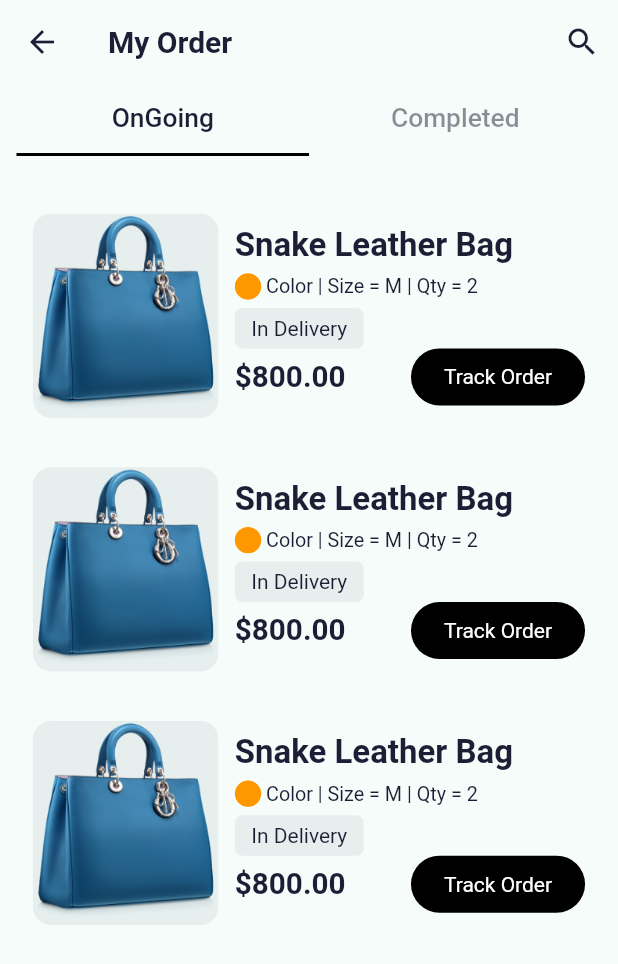
After one commit to vuxnguyxn/e-commerce-app, a Flutter app: the Orders screen opened by its route, on a phone screen of 412 x 824 dp. The commit adds this screen. Shown: the top 964 px of the screen. Run offline on Flutter 3.47's test engine with Material 2 defaults, Android fonts, the phone set to English and light mode, and no system bars; our stand-ins replace flutter_svg, shared_preferences, syncfusion_flutter_datepicker; accounts and stored records are empty.

Commit message:
features(order): create Ongoing page for my order screen

```diff
--- a/lib/core/routes.dart
+++ b/lib/core/routes.dart
@@ -11,6 +11,7 @@ import 'package:e_commerce_app/features/home/presentation/home.dart';
 import 'package:e_commerce_app/features/home/presentation/pages/product_detail_page.dart';
 import 'package:e_commerce_app/features/home/presentation/pages/search_page.dart';
 import 'package:e_commerce_app/features/home/presentation/pages/special_offer_page.dart';
+import 'package:e_commerce_app/features/order/presentation/orders.dart';
 import 'package:e_commerce_app/features/profile/presentation/pages/address_page.dart';
 import 'package:e_commerce_app/features/profile/presentation/pages/edit_profile_page.dart';
 import 'package:e_commerce_app/features/profile/presentation/pages/notification_page.dart';
@@ -35,4 +36,5 @@ final Map<String, WidgetBuilder> routes = {
   EditProfilePage.route:(context) => const EditProfilePage(),
   AddressPage.route:(context) => const AddressPage(),
   NotificationPage.route: (context) => const NotificationPage(),
+  Orders.route: (context) => const Orders(),
 };
--- a/lib/features/home/presentation/home.dart
+++ b/lib/features/home/presentation/home.dart
@@ -2,6 +2,7 @@ import 'package:animations/animations.dart';
 import 'package:e_commerce_app/features/cart/presentation/cart.dart';
 import 'package:e_commerce_app/features/home/presentation/pages/home_page.dart';
 import 'package:e_commerce_app/core/size_config.dart';
+import 'package:e_commerce_app/features/order/presentation/orders.dart';
 import 'package:e_commerce_app/features/profile/presentation/pages/profile_page.dart';
 import 'package:flutter/material.dart';
 
@@ -19,7 +20,7 @@ class _HomeScreenState extends State<HomeScreen> {
   List<Widget> page = [
     const HomePage(),
     const Cart(),
-    const HomePage(),
+    const Orders(),
     const HomePage(),
     const Profile(),
   ];
--- /dev/null
+++ b/lib/features/order/data/simple_data.dart
@@ -0,0 +1,48 @@
+// ignore_for_file: public_member_api_docs, sort_constructors_first
+import 'package:flutter/material.dart';
+
+class Order {
+  String image;
+  String title;
+  String status;
+  Color color;
+  String size;
+  int quantity;
+  int price;
+  Order({
+    required this.image,
+    required this.title,
+    required this.status,
+    required this.color,
+    required this.size,
+    required this.quantity,
+    required this.price,
+  });
+}
+
+List dataOrder = [
+  Order(
+      image: 'assets/images/bag_1.png',
+      title: 'Snake Leather Bag',
+      status: 'In Delivery',
+      color: Colors.orange,
+      size: 'M',
+      quantity: 2,
+      price: 800),
+  Order(
+      image: 'assets/images/bag_1.png',
+      title: 'Snake Leather Bag',
+      status: 'In Delivery',
+      color: Colors.orange,
+      size: 'M',
+      quantity: 2,
+      price: 800),
+  Order(
+      image: 'assets/images/bag_1.png',
+     title: 'Snake Leather Bag',
+      status: 'In Delivery',
+      color: Colors.orange,
+      size: 'M',
+      quantity: 2,
+      price: 800),
+];
--- /dev/null
+++ b/lib/features/order/presentation/orders.dart
@@ -0,0 +1,85 @@
+import 'package:e_commerce_app/core/constants.dart';
+import 'package:e_commerce_app/core/size_config.dart';
+import 'package:flutter/material.dart';
+
+import '../data/simple_data.dart';
+import 'pages/on_going_page.dart';
+
+class Orders extends StatefulWidget {
+  const Orders({super.key});
+  static const String route = '/orders';
+
+  @override
+  State<Orders> createState() => _OrdersState();
+}
+
+class _OrdersState extends State<Orders> with TickerProviderStateMixin {
+  late TabController tabController;
+  @override
+  void initState() {
+    super.initState();
+    tabController = TabController(length: 2, vsync: this);
+  }
+
+  @override
+  Widget build(BuildContext context) {
+    final Brightness brightness = Theme.of(context).brightness;
+    bool isDarkMode = brightness == Brightness.dark;
+
+    return Scaffold(
+      appBar: AppBar(
+        title: const Text(
+          'My Order',
+          style: TextStyle(fontSize: 20),
+        ),
+        bottom: TabBar(
+          splashBorderRadius: BorderRadius.circular(12),
+          padding: EdgeInsets.symmetric(
+            horizontal: getProportionateScreenWidth(kDefaultPadding / 2),
+          ),
+          labelColor: Theme.of(context).textTheme.bodyMedium?.color,
+          indicatorColor: isDarkMode ? Colors.white : Colors.black,
+          unselectedLabelColor:
+              Theme.of(context).textTheme.bodyMedium?.color?.withOpacity(.5),
+          controller: tabController,
+          tabs: [
+            Tab(
+              child: Text(
+                'OnGoing',
+                style: TextStyle(fontSize: getProportionateScreenWidth(16)),
+              ),
+            ),
+            Tab(
+              child: Text(
+                'Completed',
+                style: TextStyle(fontSize: getProportionateScreenWidth(16)),
+              ),
+            ),
+          ],
+        ),
+        actions: [
+          IconButton(onPressed: () {}, icon: const Icon(Icons.search)),
+        ],
+      ),
+      body: TabBarView(controller: tabController, children: [
+        Container(
+          width: double.infinity,
+          margin: EdgeInsets.only(
+              top: getProportionateScreenWidth(kDefaultPadding)),
+          child: Column(
+            children: [
+              ...List.generate(
+                dataOrder.length,
+                (index) => OngoingPage(
+                  isDarkMode: isDarkMode,
+                  data: dataOrder[index],
+                ),
+              )
+            ],
+          ),
+        ),
+        const Center(child: Text('This is Completed page!'))
+      ]),
+    );
+  }
+}
--- /dev/null
+++ b/lib/features/order/presentation/pages/on_going_page.dart
@@ -0,0 +1,136 @@
+import 'package:e_commerce_app/core/constants.dart';
+import 'package:e_commerce_app/core/size_config.dart';
+import 'package:e_commerce_app/features/order/data/simple_data.dart';
+import 'package:flutter/material.dart';
+
+class OngoingPage extends StatelessWidget {
+  const OngoingPage({super.key, required this.data, required this.isDarkMode});
+
+  final Order data;
+  final bool isDarkMode;
+
+  @override
+  Widget build(BuildContext context) {
+    return Container(
+      width: double.infinity,
+      padding: EdgeInsets.symmetric(
+          horizontal: getProportionateScreenWidth(kDefaultPadding / 2),
+          vertical: getProportionateScreenWidth(kDefaultPadding / 2)),
+      margin: EdgeInsets.symmetric(
+          horizontal: getProportionateScreenWidth(kDefaultPadding / 2),
+          vertical: getProportionateScreenWidth(kDefaultPadding) / 4),
+      decoration: BoxDecoration(
+        borderRadius: BorderRadius.circular(12),
+        color: isDarkMode
+            ? Colors.blueGrey.withOpacity(.1)
+            : kContentColorDarkTheme,
+      ),
+      child: Row(
+        children: [
+          Container(
+            width: SizeConfig.screenWidth * .3,
+            margin: EdgeInsets.only(
+                right: getProportionateScreenWidth(kDefaultPadding / 2)),
+            decoration: BoxDecoration(
+              borderRadius: BorderRadius.circular(12),
+              color: isDarkMode
+                  ? Colors.blueGrey.withOpacity(.2)
+                  : Colors.blueGrey.withOpacity(.1),
+            ),
+            child: Image.asset(
+              data.image,
+            ),
+          ),
+          Expanded(
+            child: Column(
+              crossAxisAlignment: CrossAxisAlignment.start,
+              children: [
+                Text(
+                  data.title,
+                  maxLines: 1,
+                  overflow: TextOverflow.ellipsis,
+                  style: TextStyle(
+                    fontSize: getProportionateScreenWidth(20),
+                    fontWeight: FontWeight.bold,
+                  ),
+                ),
+                Container(
+                  padding: EdgeInsets.symmetric(
+                      vertical:
+                          getProportionateScreenWidth(kDefaultPadding / 4)),
+                  child: Row(
+                    children: [
+                      Container(
+                        height: getProportionateScreenWidth(16),
+                        width: getProportionateScreenWidth(16),
+                        decoration: BoxDecoration(
+                          shape: BoxShape.circle,
+                          color: data.color,
+                        ),
+                      ),
+                      Text(
+                        ' Color | Size = ${data.size} | Qty = ${data.quantity}',
+                        style: TextStyle(
+                            fontSize: getProportionateScreenWidth(12)),
+                      ),
+                    ],
+                  ),
+                ),
+                Row(
+                  children: [
+                    Container(
+                      padding: EdgeInsets.symmetric(
+                          horizontal:
+                              getProportionateScreenWidth(kDefaultPadding / 2),
+                          vertical:
+                              getProportionateScreenWidth(kDefaultPadding / 4)),
+                      decoration: BoxDecoration(
+                          borderRadius: BorderRadius.circular(5),
+                          color: isDarkMode
+                              ? Colors.blueGrey.withOpacity(.2)
+                              : Colors.blueGrey.withOpacity(.1)),
+                      child: Center(child: Text(data.status)),
+                    ),
+                  ],
+                ),
+                Row(
+                  mainAxisAlignment: MainAxisAlignment.spaceBetween,
+                  children: [
+                    Text(
+                      '\$${data.price}.00',
+                      style: TextStyle(
+                        fontSize: getProportionateScreenWidth(18),
+                        fontWeight: FontWeight.bold,
+                      ),
+                    ),
+                    InkWell(
+                      onTap: () {},
+                      borderRadius: BorderRadius.circular(30),
+                      child: Container(
+                        padding: EdgeInsets.symmetric(
+                            vertical: getProportionateScreenWidth(
+                                kDefaultPadding / 2),
+                            horizontal:
+                                getProportionateScreenWidth(kDefaultPadding)),
+                        decoration: BoxDecoration(
+                            borderRadius: BorderRadius.circular(30),
+                            color: isDarkMode
+                                ? Colors.blueGrey.withOpacity(.3)
+                                : Colors.black),
+                        child: const Center(
+                            child: Text(
+                          'Track Order',
+                          style: TextStyle(color: Colors.white),
+                        )),
+                      ),
+                    ),
+                  ],
+                ),
+              ],
+            ),
+          )
+        ],
+      ),
+    );
+  }
+}
```
